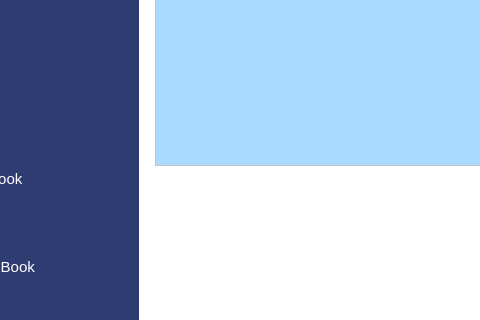
Qt form Interfaces/PersonnelLocation.ui (MuhammadUsamax123/IndoorPositioning) before a commit; both pictures show x 151 to 631 and y 445 to 765 of the 1366 by 765 pixel window.
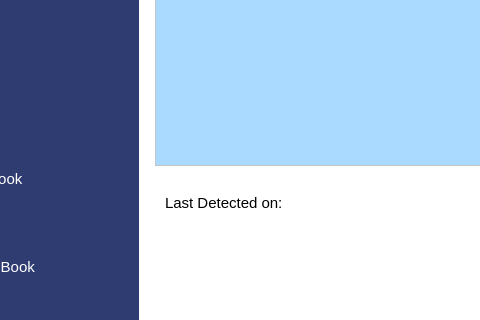
The same form after that commit. Icons and pictures are not drawn.

Patch:
```diff
--- a/Interfaces/PersonnelLocation.ui
+++ b/Interfaces/PersonnelLocation.ui
@@ -1951,6 +1951,36 @@
       </size>
      </property>
     </widget>
+    <widget class="QLabel" name="label_8">
+     <property name="geometry">
+      <rect>
+       <x>316</x>
+       <y>632</y>
+       <width>151</width>
+       <height>31</height>
+      </rect>
+     </property>
+     <property name="font">
+      <font>
+       <family>Segoe UI</family>
+       <pointsize>11</pointsize>
+      </font>
+     </property>
+     <property name="layoutDirection">
+      <enum>Qt::LeftToRight</enum>
+     </property>
+     <property name="styleSheet">
+      <string notr="true">color: #000000;
+background-color:#ffffff;
+font-size: 11pt</string>
+     </property>
+     <property name="text">
+      <string>Last Detected on:</string>
+     </property>
+     <property name="alignment">
+      <set>Qt::AlignLeading|Qt::AlignLeft|Qt::AlignVCenter</set>
+     </property>
+    </widget>
     <zorder>label_2</zorder>
     <zorder>label</zorder>
     <zorder>navViewPunishment</zorder>
```
Left out of the diff: 1 changed line with no effect on the pictures.
